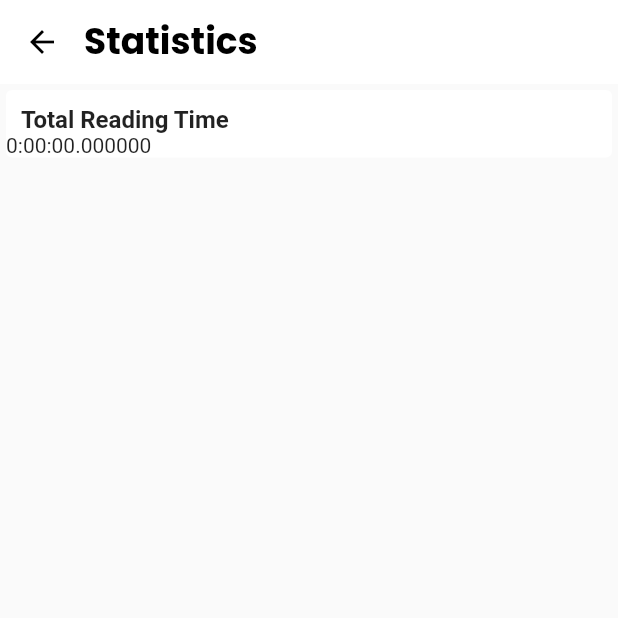
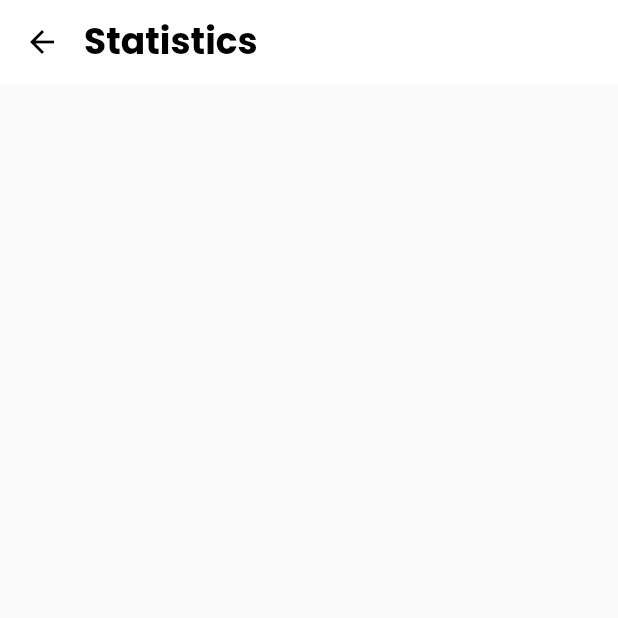
Before and after one commit to fa-fifi/lumi-lite, a Flutter app: the StatisticsScreen screen opened directly, on a phone screen of 412 x 824 dp, the top half of it. Run offline on Flutter 3.47's test engine with Material 2 defaults, Android fonts, the phone set to English and light mode, and no system bars; our stand-ins replace cached_network_image, csv, webview_flutter; network calls fail.

Commit message:
create total reading time statistic

```diff
--- a/lib/models/activity.dart
+++ b/lib/models/activity.dart
@@ -5,7 +5,6 @@ import 'package:lumilite/models/news.dart';
 import 'package:lumilite/models/publisher.dart';
 import 'package:lumilite/models/topic.dart';
 
-// Todo: Add shared pref.
 class ActivityModel extends ChangeNotifier {
   final List<NewsModel> _history = [];
   int _duration = 0;
--- a/lib/screens/statistics.dart
+++ b/lib/screens/statistics.dart
@@ -1,5 +1,6 @@
 import 'package:flutter/material.dart';
 import 'package:lumilite/models/activity.dart';
+import 'package:lumilite/utils/extensions.dart';
 import 'package:lumilite/widgets/favicon.dart';
 import 'package:lumilite/widgets/news_tile.dart';
 import 'package:provider/provider.dart';
@@ -68,9 +69,17 @@ class _StatisticsScreenState extends State<StatisticsScreen> {
                   child: Padding(
                       padding: const EdgeInsets.only(left: 10),
                       child: Chip(label: Text(activity.topCategory!.title)))),
-            buildSection(
-                title: 'Total Reading Time',
-                child: Text(activity.duration.toString())),
+            if (activity.duration.inSeconds != 0)
+              buildSection(
+                  title: 'Total Reading Time',
+                  child: Padding(
+                    padding: const EdgeInsets.all(10),
+                    child: Text(activity.duration.format(),
+                        style: Theme.of(context)
+                            .textTheme
+                            .displaySmall!
+                            .copyWith(fontSize: 35)),
+                  )),
           ],
         ),
       );
```
Also changed, not shown: lib/utils/extensions.dart (added, +9 -0 lines).
